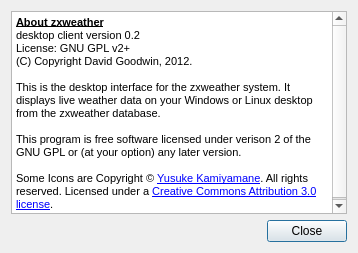
Before: the Qt Designer form desktop/aboutdialog.ui in davidrg/zxweather, drawn with Qt 5.
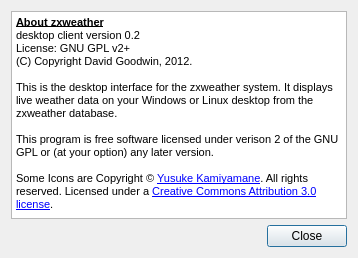
After: the same form once the commit is applied. Icons and pictures are not drawn.

Diff of the .ui file:
```diff
--- a/desktop/aboutdialog.ui
+++ b/desktop/aboutdialog.ui
@@ -7,7 +7,7 @@
     <x>0</x>
     <y>0</y>
     <width>358</width>
-    <height>253</height>
+    <height>258</height>
    </rect>
   </property>
   <property name="windowTitle">
```
